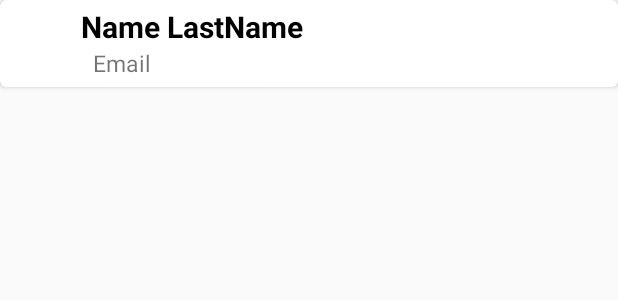
After one commit to nicolaseirin/QuickSplit, an Android app: the layout item_friend.xml on its own in the app's theme, with its tools: preview values and no code run, on a phone screen of 412 x 824 dp. The commit adds this screen. Shown: the top 300 px of the screen. Run offline under Robolectric (Android 15) with nearby library versions, the phone set to English and light mode, and no system bars.

Commit message:
Implemented recycler view friends list

```diff
--- a/src/FrontEnd/app/build.gradle
+++ b/src/FrontEnd/app/build.gradle
@@ -23,9 +23,10 @@ dependencies {
     implementation 'com.android.support:appcompat-v7:28.0.0'
     implementation 'com.android.support:design:28.0.0'
     implementation 'com.android.support.constraint:constraint-layout:1.1.3'
+    implementation 'com.android.support:recyclerview-v7:28.0.0'
+    implementation 'com.android.support:cardview-v7:28.0.0'
     implementation 'com.squareup.retrofit2:retrofit:2.5.0'
     implementation 'com.squareup.retrofit2:converter-gson:2.5.0'
-    //implementation 'com.google.code.gson:gson:2.8.0'
     implementation 'com.android.support:support-v4:28.0.0'
     testImplementation 'junit:junit:4.12'
     androidTestImplementation 'com.android.support.test:runner:1.0.2'
--- a/src/FrontEnd/app/src/main/AndroidManifest.xml
+++ b/src/FrontEnd/app/src/main/AndroidManifest.xml
@@ -19,7 +19,6 @@
         <activity
             android:name=".MainActivity"
             android:label="@string/app_name"></activity>
-        <activity android:name=".UserRecyclerViewFragment" />
         <activity android:name=".MainEmptyActivity">
             <intent-filter>
                 <action android:name="android.intent.action.MAIN" />
--- /dev/null
+++ b/src/FrontEnd/app/src/main/res/layout/item_friend.xml
@@ -0,0 +1,42 @@
+<?xml version="1.0" encoding="utf-8"?>
+<android.support.v7.widget.CardView xmlns:android="http://schemas.android.com/apk/res/android"
+    xmlns:app="http://schemas.android.com/apk/res-auto"
+    android:layout_width="match_parent"
+    android:layout_height="wrap_content"
+    app:cardCornerRadius="4dp">
+
+    <RelativeLayout
+        android:layout_width="match_parent"
+        android:layout_height="match_parent"
+        android:layout_margin="4dp">
+
+        <ImageView
+            android:id="@+id/imageView"
+            android:layout_width="50dp"
+            android:layout_height="50dp"
+            android:padding="2dp" />
+
+        <TextView
+            android:id="@+id/txt_nameLastname"
+            android:layout_width="wrap_content"
+            android:layout_height="wrap_content"
+            android:layout_alignParentTop="true"
+            android:layout_toEndOf="@+id/imageView"
+            android:text="Name LastName"
+            android:textColor="@android:color/black"
+            android:textSize="20sp"
+            android:textStyle="bold" />
+
+        <TextView
+            android:id="@+id/txt_email"
+            android:layout_width="wrap_content"
+            android:layout_height="wrap_content"
+            android:layout_below="@+id/txt_nameLastname"
+            android:layout_marginStart="8dp"
+            android:layout_toEndOf="@+id/imageView"
+            android:text="Email"
+            android:textSize="15sp" />
+
+    </RelativeLayout>
+
+</android.support.v7.widget.CardView>
```
Also changed, not shown: src/FrontEnd/app/src/main/java/org/quicksplit/FriendItem.java (added, +14 -0 lines), src/FrontEnd/app/src/main/java/org/quicksplit/FriendsAdapter.java (added, +58 -0 lines), src/FrontEnd/app/src/main/java/org/quicksplit/FriendsFragment.java (+17 -3 lines), src/FrontEnd/app/src/main/java/org/quicksplit/UserAdapter.java (deleted, +0 -60 lines), src/FrontEnd/app/src/main/java/org/quicksplit/UserRecyclerViewFragment.java (deleted, +0 -13 lines), src/FrontEnd/app/src/main/res/drawable/ic_person_black_24dp.xml (added, +9 -0 lines), src/FrontEnd/app/src/main/res/layout/activity_user_recycler_view_fragment.xml (deleted, +0 -9 lines), src/FrontEnd/app/src/main/res/layout/fragment_friends.xml (+8 -0 lines), src/FrontEnd/app/src/main/res/layout/text_row_item.xml (deleted, +0 -15 lines).
